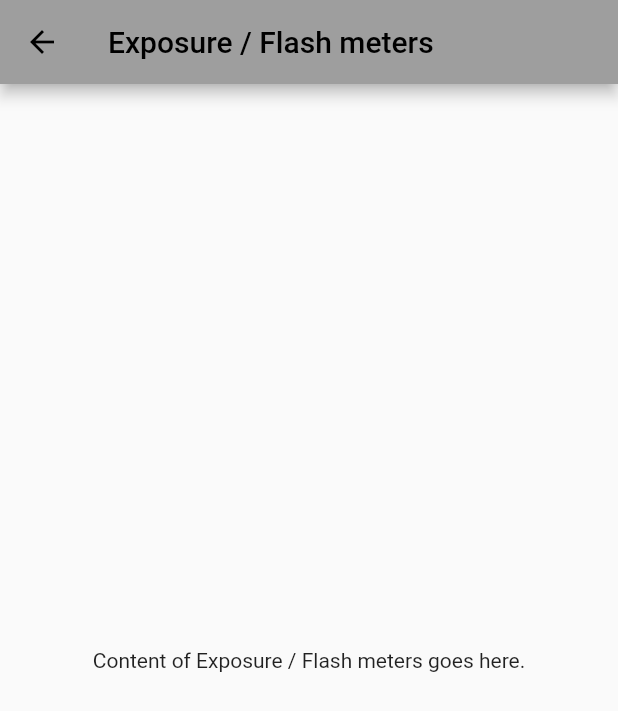
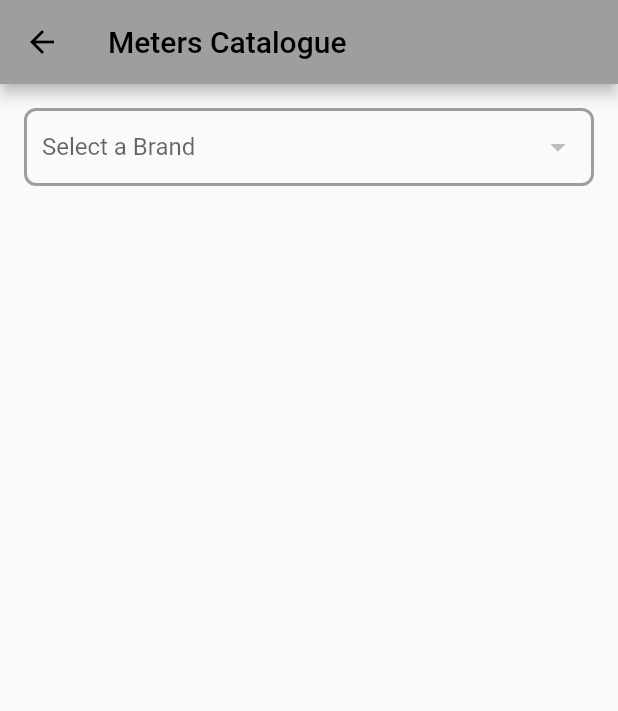
Before and after one commit to AlexGuoussatchok/analog_photography_db, a Flutter app: the CatalogueScreen screen opened directly, after a tap on "Exposure / Flash Meters", on a phone screen of 412 x 824 dp. Shown: the top 711 px of the screen. Run offline on Flutter 3.47's test engine with Material 2 defaults, Android fonts, the light colour scheme and no system bars; our stand-ins replace sqflite; accounts and stored records are empty; statements that could not run were skipped.

Commit message:
exposure-meters catalogue function added

```diff
--- /dev/null
+++ b/lib/database_helpers/meters_catalogue_database_helper.dart
@@ -0,0 +1,87 @@
+import 'dart:io';
+import 'package:flutter/services.dart';
+import 'package:path/path.dart';
+import 'package:path_provider/path_provider.dart';
+import 'package:sqflite/sqflite.dart';
+
+class MetersCatalogueDatabaseHelper {
+  static const String dbName = 'exposure_meters_catalogue.db';
+  static const _databaseVersion = 20231015;
+  static Database? _database;
+
+  static Future<Database?> get database async {
+    if (_database != null) return _database;
+    _database = await initializeDatabase();
+    return _database;
+  }
+
+  static Future<Database> initializeDatabase() async {
+    Directory documentsDirectory = await getApplicationDocumentsDirectory();
+    String path = join(documentsDirectory.path, dbName);
+
+    if (await databaseExists(path)) {
+      return await openDatabase(path, version: _databaseVersion, onUpgrade: _onUpgrade);
+    } else {
+      ByteData data = await rootBundle.load(join('assets/databases', dbName));
+      List<int> bytes = data.buffer.asUint8List();
+      await File(path).writeAsBytes(bytes);
+      return await openDatabase(path, version: _databaseVersion);
+    }
+  }
+
+  static Future<void> _onUpgrade(Database db, int oldVersion, int newVersion) async {
+    if (newVersion > oldVersion) {
+      Directory documentsDirectory = await getApplicationDocumentsDirectory();
+      String path = join(documentsDirectory.path, dbName);
+      await db.close();
+      await deleteDatabase(path);
+      ByteData data = await rootBundle.load(join('assets/databases', dbName));
+      List<int> bytes = data.buffer.asUint8List();
+      await File(path).writeAsBytes(bytes);
+    }
+  }
+
+  Future<List<Map<String, dynamic>>> getMetersBrands() async {
+    final db = await database;
+    try {
+      return await db!.query('brand', columns: ['brands'], orderBy: 'brands ASC');
+    } catch (e) {
+      print("Error fetching flashes brands: $e");
+      return [];
+    }
+  }
+
+  Future<List<Map<String, dynamic>>> getMetersModels(String tableName) async {
+    final db = await database;
+    try {
+      return await db!.query(tableName, columns: ['model'], orderBy: 'model ASC');
+    } catch (e) {
+      print("Error fetching meters models from $tableName: $e");
+      return [];
+    }
+  }
+
+  Future<Map<String, dynamic>> getMetersDetails(String brand, String model) async {
+    final db = await database;
+    String tableName = '${brand.toLowerCase()}_meters_catalogue';
+    try {
+      var result = await db!.query(tableName, where: "model = ?", whereArgs: [model]);
+      if (result.isNotEmpty) {
+        return result.first;
+      } else {
+        throw Exception('Model not found in the database.');
+      }
+    } catch (e) {
+      print("Error fetching meter details for $model from $tableName: $e");
+      rethrow;
+    }
+  }
+
+
+  Future<void> close() async {
+    if (_database != null) {
+      await _database!.close();
+      _database = null;
+    }
+  }
+}
--- a/lib/screens/catalogue_exposure_meters_screen.dart
+++ b/lib/screens/catalogue_exposure_meters_screen.dart
@@ -1,17 +1,176 @@
 import 'package:flutter/material.dart';
+import 'package:analog_photography_db/database_helpers/meters_catalogue_database_helper.dart';
 
-class CatalogueExposureMetersScreen extends StatelessWidget {
-  const CatalogueExposureMetersScreen({Key? key}) : super(key: key);
+class CatalogueMetersScreen extends StatefulWidget {
+  const CatalogueMetersScreen({Key? key}) : super(key: key);
+
+  @override
+  _CatalogueMetersScreenState createState() => _CatalogueMetersScreenState();
+}
+
+class _CatalogueMetersScreenState extends State<CatalogueMetersScreen> {
+  List<String> metersBrands = [];
+  List<String> metersModels = [];
+  String? selectedBrand;
+
+  @override
+  void initState() {
+    super.initState();
+    _loadMetersBrands();
+  }
+
+  _loadMetersBrands() async {
+    try {
+      var brands = await MetersCatalogueDatabaseHelper().getMetersBrands();
+      setState(() {
+        metersBrands = brands.map((e) => e['brands'].toString()).toList();
+      });
+    } catch (e) {
+      print(e);
+    }
+  }
+
+  _loadMetersModels(String brands) async {
+    try {
+      String tableName = '${brands.toLowerCase()}_meters_catalogue';
+      var models = await MetersCatalogueDatabaseHelper().getMetersModels(
+          tableName);
+      setState(() {
+        metersModels = models.map((e) => e['model'].toString()).toList();
+      });
+    } catch (e) {
+      print(e);
+    }
+  }
+
+  void _showItemDetails(BuildContext context, Map<String, dynamic> details) {
+    List<String> excludedColumns = ['id', 'model'];
+
+    String brand = selectedBrand!.toLowerCase();
+    String imageId = details['id'].toString();
+
+    // Modify the imagePath for lenses
+    String imagePath = 'assets/images/meters/$brand/$imageId.JPG';
+
+    List<Widget> detailWidgets = details.entries.where((entry) =>
+    // Exclude entries that are null or in the excludedColumns list
+    entry.value != null &&
+        entry.value.toString().isNotEmpty &&
+        !excludedColumns.contains(entry.key)
+    ).toList().asMap().entries.map((mapEntry) {
+      int index = mapEntry.key;
+      MapEntry<String, dynamic> entry = mapEntry.value;
+      return Container(
+        width: double.infinity,
+        margin: const EdgeInsets.only(bottom: 8.0),
+        padding: const EdgeInsets.all(8.0),
+        decoration: BoxDecoration(
+          border: Border.all(color: Colors.grey.shade400),
+          color: index.isEven ? Colors.grey.shade100 : Colors.white,
+        ),
+        child: Column(
+          crossAxisAlignment: CrossAxisAlignment.start,
+          children: <Widget>[
+            Text(
+              entry.key.replaceAll('_', ' '),
+              style: const TextStyle(fontWeight: FontWeight.bold),
+            ), // The column name
+            const SizedBox(height: 4.0),
+            Text(entry.value.toString()), // The value for that column
+          ],
+        ),
+      );
+    }).toList();
+
+    // Combined list of widgets with image and details
+    List<Widget> combinedWidgets = [
+      Image.asset(imagePath), // Display the lens image
+      Text(details['model']?.replaceAll('_', ' ') ?? "Unknown Model"),
+      const SizedBox(height: 10.0), // Optional: To add some spacing
+      ...detailWidgets
+    ];
+
+    showDialog(
+      context: context,
+      builder: (BuildContext context) {
+        return AlertDialog(
+          content: SingleChildScrollView(
+            child: Column(
+              crossAxisAlignment: CrossAxisAlignment.start,
+              children: combinedWidgets,
+            ),
+          ),
+          actions: <Widget>[
+            TextButton(
+              child: const Text('Close'),
+              onPressed: () {
+                Navigator.of(context).pop();
+              },
+            ),
+          ],
+        );
+      },
+    );
+  }
+
 
   @override
   Widget build(BuildContext context) {
     return Scaffold(
       appBar: AppBar(
-        backgroundColor: Colors.grey,
-        title: const Text('Exposure / Flash meters'),
+        title: const Text('Meters Catalogue'),
       ),
-      body: const Center(
-        child: Text('Content of Exposure / Flash meters goes here.'),
+      body: Padding(
+        padding: const EdgeInsets.all(16.0),
+        child: Column(
+          children: [
+            Container(
+              decoration: BoxDecoration(
+                borderRadius: BorderRadius.circular(8.0),
+                border: Border.all(
+                  color: Colors.grey,
+                  width: 2.0,
+                ),
+              ),
+              padding: const EdgeInsets.symmetric(horizontal: 10.0),
+              child: DropdownButtonHideUnderline(
+                child: DropdownButton<String>(
+                  isExpanded: true,
+                  items: metersBrands.map((String brand) {
+                    return DropdownMenuItem<String>(
+                      value: brand,
+                      child: Text(brand),
+                    );
+                  }).toList(),
+                  onChanged: (value) {
+                    setState(() {
+                      selectedBrand = value!;
+                      metersModels.clear();
+                      _loadMetersModels(value);
+                    });
+                  },
+                  hint: const Text('Select a Brand'),
+                  value: selectedBrand,
+                ),
+              ),
+            ),
+            const SizedBox(height: 16.0),
+            Expanded(
+              child: ListView.builder(
+                itemCount: metersModels.length,
+                itemBuilder: (context, index) {
+                  return ListTile(
+                    title: Text(metersModels[index]),
+                    onTap: () async {
+                      var lensDetails = await MetersCatalogueDatabaseHelper().getMetersDetails(selectedBrand!, metersModels[index]);
+                      _showItemDetails(context, lensDetails);
+                    },
+                  );
+                },
+              ),
+            ),
+          ],
+        ),
       ),
     );
   }
--- a/lib/screens/catalogue_screen.dart
+++ b/lib/screens/catalogue_screen.dart
@@ -58,7 +58,7 @@
               }),
               _catalogueButton('Exposure / Flash Meters', () {
                 Navigator.of(context).push(
-                    MaterialPageRoute(builder: (context) => const CatalogueExposureMetersScreen()));
+                    MaterialPageRoute(builder: (context) => const CatalogueMetersScreen()));
               }),
               _catalogueButton('Filters', () {
                 Navigator.of(context).push(
--- a/pubspec.yaml
+++ b/pubspec.yaml
@@ -32,6 +32,7 @@
     - assets/databases/lenses_catalogue.db
     - assets/databases/films_catalogue.db
     - assets/databases/flashes_catalogue.db
+    - assets/databases/exposure_meters_catalogue.db
     - assets/images/cameras/agfa/
     - assets/images/cameras/canon/
     - assets/images/cameras/nikon/
@@ -39,3 +40,4 @@
     - assets/images/films/tasma/
     - assets/images/flashes/canon/
     - assets/images/lenses/asahi_pentax/
+    - assets/images/meters/minolta/
```
Also changed, not shown: assets/images/meters/minolta/1.JPG (added), 1 other file.
